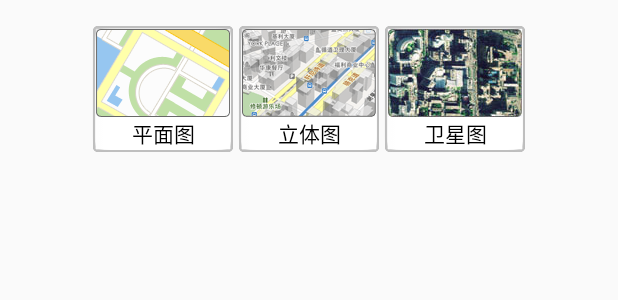
After one commit to xqwgiser/swumap2.0, an Android app: the layout radiogroup.xml on its own in the app's theme, with its tools: preview values and no code run, on a phone screen of 412 x 824 dp. The commit adds this screen. Shown: the top 300 px of the screen. Run offline under Robolectric (Android 15) with nearby library versions, the phone set to English and light mode, and no system bars.

Commit message:
图层切换完成

```diff
--- a/app/build.gradle
+++ b/app/build.gradle
@@ -26,4 +26,5 @@ dependencies {
     compile files('libs/httpmime-4.1.2.jar')
     compile files('libs/IndoorscapeAlbumPlugin.jar')
     compile 'com.getbase:floatingactionbutton:1.10.0'
+    compile 'com.orhanobut:dialogplus:1.10@aar'
 }
--- /dev/null
+++ b/app/src/main/res/drawable/radio.xml
@@ -0,0 +1,9 @@
+<?xml version="1.0" encoding="utf-8"?>
+<selector xmlns:android="http://schemas.android.com/apk/res/android">
+    <item
+        android:state_checked="false"
+        android:drawable="@drawable/layer_checkbox_up" />
+    <item
+        android:state_checked="true"
+        android:drawable="@drawable/layer_checkbox_down" />
+</selector>
--- /dev/null
+++ b/app/src/main/res/layout/radiogroup.xml
@@ -0,0 +1,48 @@
+<?xml version="1.0" encoding="utf-8"?>
+<RadioGroup xmlns:android="http://schemas.android.com/apk/res/android"
+    android:gravity="center"
+    android:orientation="horizontal"
+    android:layout_gravity="center_horizontal"
+    android:layout_width="wrap_content"
+    android:layout_height="wrap_content"
+    android:id="@+id/choose_map">
+    <RadioButton
+        android:id="@+id/map_plain"
+        android:layout_width="wrap_content"
+        android:layout_height="wrap_content"
+        android:drawableTop="@mipmap/main_map_mode_plain_normal"
+        android:gravity="center"
+        android:layout_weight="1"
+        android:button="@null"
+        android:checked="false"
+        android:text="平面图"
+        android:layout_marginTop="15dp"
+        android:layout_marginBottom="15dp"
+        android:background="@drawable/radio"/>
+    <RadioButton
+        android:id="@+id/map_3d"
+        android:layout_width="wrap_content"
+        android:layout_height="wrap_content"
+        android:drawableTop="@mipmap/main_map_mode_3d_normal"
+        android:gravity="center"
+        android:layout_weight="1"
+        android:button="@null"
+        android:checked="false"
+        android:text="立体图"
+        android:layout_marginTop="15dp"
+        android:layout_marginBottom="15dp"
+        android:background="@drawable/radio"/>
+    <RadioButton
+        android:id="@+id/map_sat"
+        android:layout_width="wrap_content"
+        android:layout_height="wrap_content"
+        android:drawableTop="@mipmap/main_map_mode_satellite_normal"
+        android:gravity="center"
+        android:layout_weight="1"
+        android:button="@null"
+        android:checked="false"
+        android:text="卫星图"
+        android:layout_marginTop="15dp"
+        android:layout_marginBottom="15dp"
+        android:background="@drawable/radio"/>
+    </RadioGroup>
```
Also changed, not shown: app/src/main/java/com/example/xqw/swumap/MainActivity.java (+68 -2 lines), app/src/main/res/layout/activity_main.xml (+20 -6 lines), app/src/main/res/drawable-hdpi/layer_checkbox_down.9.png (added), app/src/main/res/drawable-hdpi/layer_checkbox_up.9.png (added), app/src/main/res/mipmap-hdpi/main_icon_maplayers.png (added), app/src/main/res/mipmap-hdpi/main_icon_mine.png (added), app/src/main/res/mipmap-hdpi/main_icon_nearby.png (added), app/src/main/res/mipmap-hdpi/main_icon_route.png (added), app/src/main/res/mipmap-hdpi/main_map_mode_3d_normal.png (added), app/src/main/res/mipmap-hdpi/main_map_mode_plain_normal.png (added), app/src/main/res/mipmap-hdpi/main_map_mode_satellite_normal.jpg (added), app/src/main/res/mipmap-hdpi/map_layer_hot.png (added), 1 other file.
